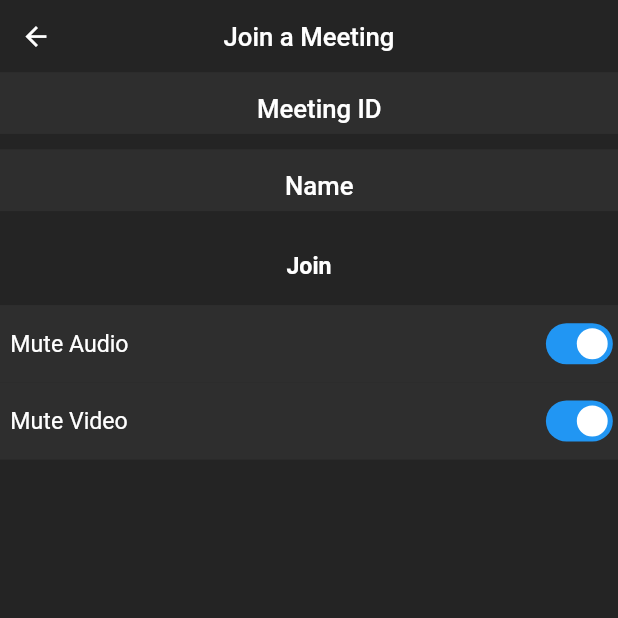
After one commit to Ahmed-Reda-Dev/zoom-clone, a Flutter app: the VideoCallScreen screen opened by its route, after a tap on "Join", on a phone screen of 412 x 824 dp, the top half of it. The commit adds this screen. Run offline on Flutter 3.47's test engine with Material 2 defaults, Android fonts, the phone set to English and light mode, and no system bars; our stand-ins replace cloud_firestore, firebase_auth, firebase_core, font_awesome_flutter, google_sign_in, responsive_framework; missing offline and left inert: jitsi_meet_wrapper; accounts and stored records are empty.

Commit message:
`Zoom-Clone`

```diff
--- a/lib/main.dart
+++ b/lib/main.dart
@@ -4,6 +4,7 @@ import 'package:responsive_framework/responsive_framework.dart';
 import 'package:zoom_clone/resources/auth_methods.dart';
 import 'package:zoom_clone/screens/home_screen.dart';
 import 'package:zoom_clone/screens/login_screen.dart';
+import 'package:zoom_clone/screens/video_call_screen.dart';
 import 'package:zoom_clone/utils/colors.dart';
 
 void main() async {
@@ -41,6 +42,7 @@ class MyApp extends StatelessWidget {
       routes: {
         '/login': (context) => const LoginScreen(),
         '/home': (context) => const HomeScreen(),
+        '/video-Call': (context) => const VideoCallScreen(),
       },
       home: StreamBuilder(
         stream: AuthMethods().user,
--- a/lib/resources/jitsi_meet_methods.dart
+++ b/lib/resources/jitsi_meet_methods.dart
@@ -1,17 +1,45 @@
 import 'package:flutter/material.dart';
 import 'package:jitsi_meet_wrapper/jitsi_meet_wrapper.dart';
 import 'package:zoom_clone/resources/auth_methods.dart';
+import 'package:zoom_clone/resources/firestore_methods.dart';
 
 class JitsiMeetMethods {
   final AuthMethods _authMethods = AuthMethods();
-  void creatNewMeeting({required String roomName}) async {
+  final FirestoreMethods _firestoreMethods = FirestoreMethods();
+
+  void creatNewMeeting({
+    required String roomName,
+    required bool isAudioMuted,
+    required bool isVideoMuted,
+    String userName = '',
+  }) async {
     try {
-      Map<FeatureFlag, Object> featureFlags = {};
+      Map<FeatureFlag, Object> featureFlags = {
+        FeatureFlag.isWelcomePageEnabled: false,
+        FeatureFlag.resolution: '480',
+        FeatureFlag.isMeetingPasswordEnabled: true,
+        FeatureFlag.areSecurityOptionsEnabled: true,
+      };
 
+      String name;
+      if (userName.isEmpty) {
+        name = _authMethods.currentUserData.displayName!;
+      } else {
+        name = userName;
+      }
       // Define meetings options here
       var options = JitsiMeetingOptions(
-          roomNameOrUrl: roomName,
-          userDisplayName: _authMethods.currentUserData.displayName);
+        roomNameOrUrl: roomName,
+        userDisplayName: name,
+        userAvatarUrl: _authMethods.currentUserData.photoURL,
+        userEmail: _authMethods.currentUserData.email,
+        isAudioMuted: isAudioMuted,
+        isVideoMuted: isVideoMuted,
+        featureFlags: featureFlags,
+      );
+
+      _firestoreMethods.addToMeetingHistory(roomName);
+      await JitsiMeetWrapper.joinMeeting(options: options);
     } catch (error) {
       debugPrint("error: $error");
     }
--- /dev/null
+++ b/lib/screens/video_call_screen.dart
@@ -0,0 +1,139 @@
+import 'package:flutter/material.dart';
+import 'package:zoom_clone/resources/auth_methods.dart';
+import 'package:zoom_clone/resources/jitsi_meet_methods.dart';
+import 'package:zoom_clone/utils/colors.dart';
+import 'package:zoom_clone/widgets/meeting_option.dart';
+
+class VideoCallScreen extends StatefulWidget {
+  const VideoCallScreen({super.key});
+
+  @override
+  State<VideoCallScreen> createState() => _VideoCallScreenState();
+}
+
+class _VideoCallScreenState extends State<VideoCallScreen> {
+  late TextEditingController _roomNameController;
+  late TextEditingController _nameController;
+  bool isAudioMuted = true;
+  bool isVideoMuted = true;
+
+  final AuthMethods _authMethods = AuthMethods();
+  final JitsiMeetMethods _jitsiMeetMethods = JitsiMeetMethods();
+
+  _joinMeeting() {
+    _jitsiMeetMethods.creatNewMeeting(
+      roomName: '${_roomNameController.text} - meeting',
+      isAudioMuted: isAudioMuted,
+      isVideoMuted: isVideoMuted,
+      userName: _nameController.text,
+    );
+  }
+
+  onAudioMuted(bool value) {
+    setState(() {
+      isAudioMuted = value;
+    });
+  }
+
+  onVideoMuted(bool value) {
+    setState(() {
+      isVideoMuted = value;
+    });
+  }
+
+  @override
+  void initState() {
+    _roomNameController = TextEditingController();
+    _nameController = TextEditingController(
+      text: _authMethods.currentUserData.displayName,
+    );
+    super.initState();
+  }
+
+  @override
+  void dispose() {
+    _roomNameController.dispose();
+    _nameController.dispose();
+    super.dispose();
+  }
+
+  @override
+  Widget build(BuildContext context) {
+    return Scaffold(
+      appBar: AppBar(
+        elevation: 0,
+        backgroundColor: backgroundColor,
+        title: const Text(
+          'Join a Meeting',
+        ),
+        centerTitle: true,
+      ),
+      body: Column(children: [
+        SizedBox(
+          height: 60,
+          child: TextField(
+            controller: _roomNameController,
+            maxLines: 1,
+            textAlign: TextAlign.center,
+            keyboardType: TextInputType.text,
+            style: const TextStyle(
+              fontSize: 20,
+            ),
+            decoration: const InputDecoration(
+              fillColor: secondaryBackgroundColor,
+              filled: true,
+              hintText: 'Meeting ID',
+              hintStyle: TextStyle(
+                fontSize: 20,
+              ),
+              border: InputBorder.none,
+              contentPadding: EdgeInsets.fromLTRB(16, 8, 0, 0),
+            ),
+          ),
+        ),
+        SizedBox(
+          height: 60,
+          child: TextField(
+            controller: _nameController,
+            maxLines: 1,
+            textAlign: TextAlign.center,
+            keyboardType: TextInputType.text,
+            cursorColor: buttonColor,
+            style: const TextStyle(
+              fontSize: 20,
+            ),
+            decoration: const InputDecoration(
+              fillColor: secondaryBackgroundColor,
+              filled: true,
+              hintText: 'Name',
+              border: InputBorder.none,
+              contentPadding: EdgeInsets.fromLTRB(16, 8, 0, 0),
+            ),
+          ),
+        ),
+        const SizedBox(height: 20),
+        InkWell(
+          onTap: _joinMeeting,
+          child: const Text(
+            'Join',
+            style: TextStyle(
+              fontSize: 18,
+              fontWeight: FontWeight.bold,
+            ),
+          ),
+        ),
+        const SizedBox(height: 20),
+        MeetingOption(
+          text: 'Mute Audio',
+          isMuted: isAudioMuted,
+          onChanged: onAudioMuted,
+        ),
+        MeetingOption(
+          text: 'Mute Video',
+          isMuted: isVideoMuted,
+          onChanged: onVideoMuted,
+        ),
+      ]),
+    );
+  }
+}
--- /dev/null
+++ b/lib/widgets/meeting_option.dart
@@ -0,0 +1,40 @@
+import 'package:flutter/material.dart';
+import 'package:zoom_clone/utils/colors.dart';
+
+class MeetingOption extends StatelessWidget {
+  const MeetingOption({
+    required this.text,
+    required this.isMuted,
+    required this.onChanged,
+    super.key,
+  });
+  final String text;
+  final bool isMuted;
+  final Function(bool) onChanged;
+
+  @override
+  Widget build(BuildContext context) {
+    return Container(
+      height: 60,
+      color: secondaryBackgroundColor,
+      child: Row(
+        mainAxisAlignment: MainAxisAlignment.spaceBetween,
+        children: [
+          Padding(
+            padding: const EdgeInsets.all(8.0),
+            child: Text(
+              text,
+              style: const TextStyle(
+                fontSize: 18,
+              ),
+            ),
+          ),
+          Switch.adaptive(
+            value: isMuted,
+            onChanged: onChanged,
+          ),
+        ],
+      ),
+    );
+  }
+}
--- a/pubspec.yaml
+++ b/pubspec.yaml
@@ -42,6 +42,7 @@ dependencies:
   google_sign_in: ^6.0.2
   cloud_firestore: ^4.4.5
   jitsi_meet_wrapper: ^0.0.6
+  intl: ^0.18.1
 
 
 dev_dependencies:
```
Also changed, not shown: lib/resources/auth_methods.dart (+12 -0 lines), lib/resources/firestore_methods.dart (added, +32 -0 lines), lib/screens/history_meetings_screen.dart (+37 -1 lines), lib/screens/home_screen.dart (+12 -5 lines), lib/screens/meetings_screen.dart (+54 -3 lines), lib/screens/settings_screen.dart (added, +54 -0 lines), pubspec.lock, 9 other files.
